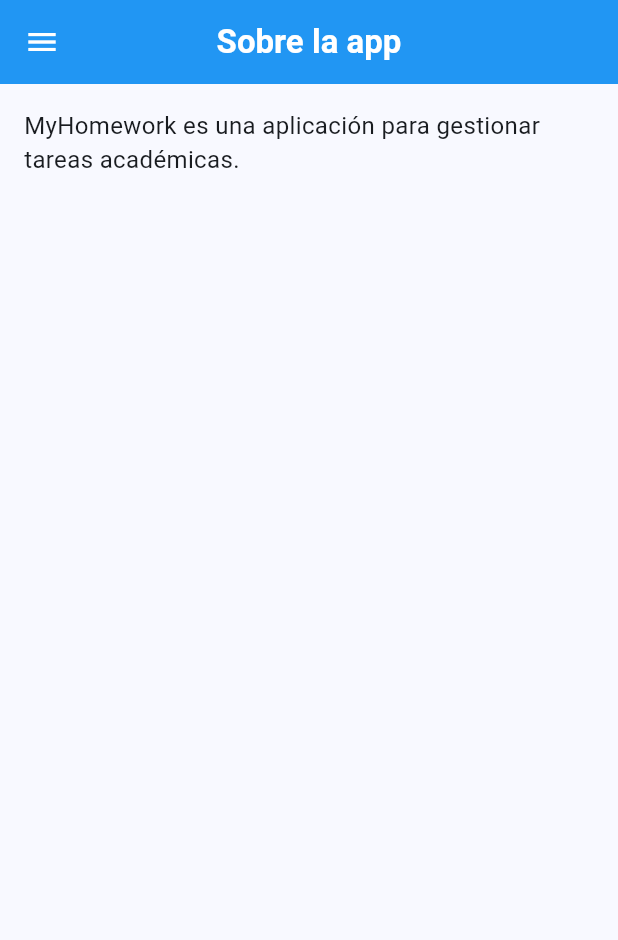
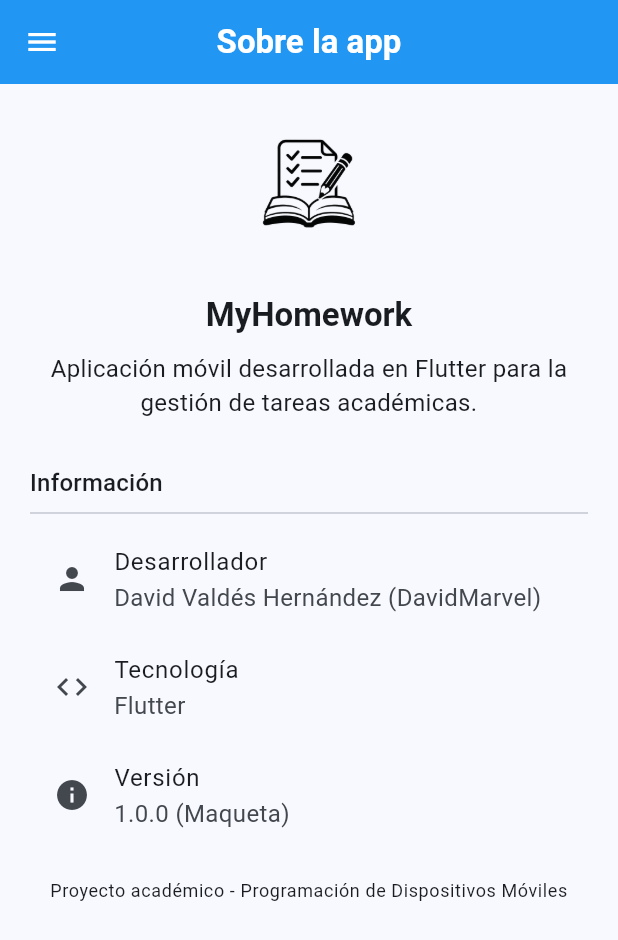
Before and after one commit to DavidMarvel-2409/myhomework, a Flutter app: the AboutScreen screen opened by its route, on a phone screen of 412 x 824 dp. Shown: the top 940 px of the screen. Run offline on Flutter 3.47's test engine with Material 3 defaults, Android fonts, the phone set to English and light mode, and no system bars; our stand-ins replace table_calendar.

Commit message:
Implementar una pantalla Acerca de con información de la aplicación y un diseño estructurado.

```diff
--- a/lib/screens/about_screen.dart
+++ b/lib/screens/about_screen.dart
@@ -10,10 +10,59 @@
       drawer: const AppDrawer(),
       appBar: AppBar(title: const Text("Sobre la app")),
       body: Padding(
-        padding: const EdgeInsets.all(16),
-        child: Text(
-          "MyHomework es una aplicación para gestionar tareas académicas.",
-          style: Theme.of(context).textTheme.bodyMedium,
+        padding: const EdgeInsets.all(20),
+        child: ListView(
+          children: [
+            Image.asset('assets/images/app_icon.png', height: 100),
+
+            const SizedBox(height: 20),
+
+            Text(
+              "MyHomework",
+              style: Theme.of(context).textTheme.titleLarge,
+              textAlign: TextAlign.center,
+            ),
+
+            const SizedBox(height: 10),
+
+            Text(
+              "Aplicación móvil desarrollada en Flutter para la gestión de tareas académicas.",
+              style: Theme.of(context).textTheme.bodyMedium,
+              textAlign: TextAlign.center,
+            ),
+
+            const SizedBox(height: 30),
+
+            Text("Información", style: Theme.of(context).textTheme.titleMedium),
+
+            const Divider(),
+
+            ListTile(
+              leading: const Icon(Icons.person),
+              title: const Text("Desarrollador"),
+              subtitle: const Text("David Valdés Hernández (DavidMarvel)"),
+            ),
+
+            ListTile(
+              leading: const Icon(Icons.code),
+              title: const Text("Tecnología"),
+              subtitle: const Text("Flutter"),
+            ),
+
+            ListTile(
+              leading: const Icon(Icons.info),
+              title: const Text("Versión"),
+              subtitle: const Text("1.0.0 (Maqueta)"),
+            ),
+
+            const SizedBox(height: 20),
+
+            Text(
+              "Proyecto académico - Programación de Dispositivos Móviles",
+              style: Theme.of(context).textTheme.bodySmall,
+              textAlign: TextAlign.center,
+            ),
+          ],
         ),
       ),
     );
--- a/lib/screens/profile_screen.dart
+++ b/lib/screens/profile_screen.dart
@@ -13,7 +13,6 @@
         padding: const EdgeInsets.all(20),
         child: Column(
           children: [
-            // Avatar
             const CircleAvatar(
               radius: 50,
               backgroundImage: AssetImage('assets/images/user_image.png'),
@@ -21,12 +20,10 @@
 
             const SizedBox(height: 15),
 
-            // Nombre
             Text("David Marvel", style: Theme.of(context).textTheme.titleLarge),
 
             const SizedBox(height: 5),
 
-            // Email
             Text(
               "david.marvel.programer.2409@email.com",
               style: Theme.of(context).textTheme.titleMedium,
@@ -34,7 +31,6 @@
 
             const SizedBox(height: 30),
 
-            // Opciones
             ListTile(
               leading: const Icon(Icons.settings),
               title: const Text("Configuración"),
```
